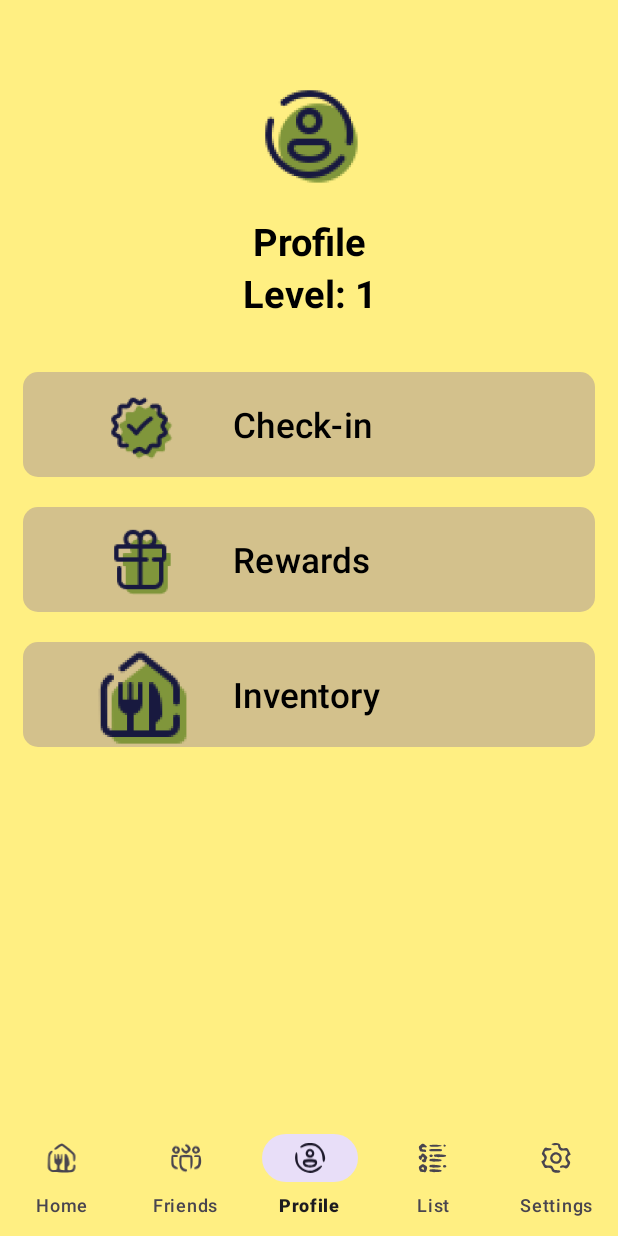
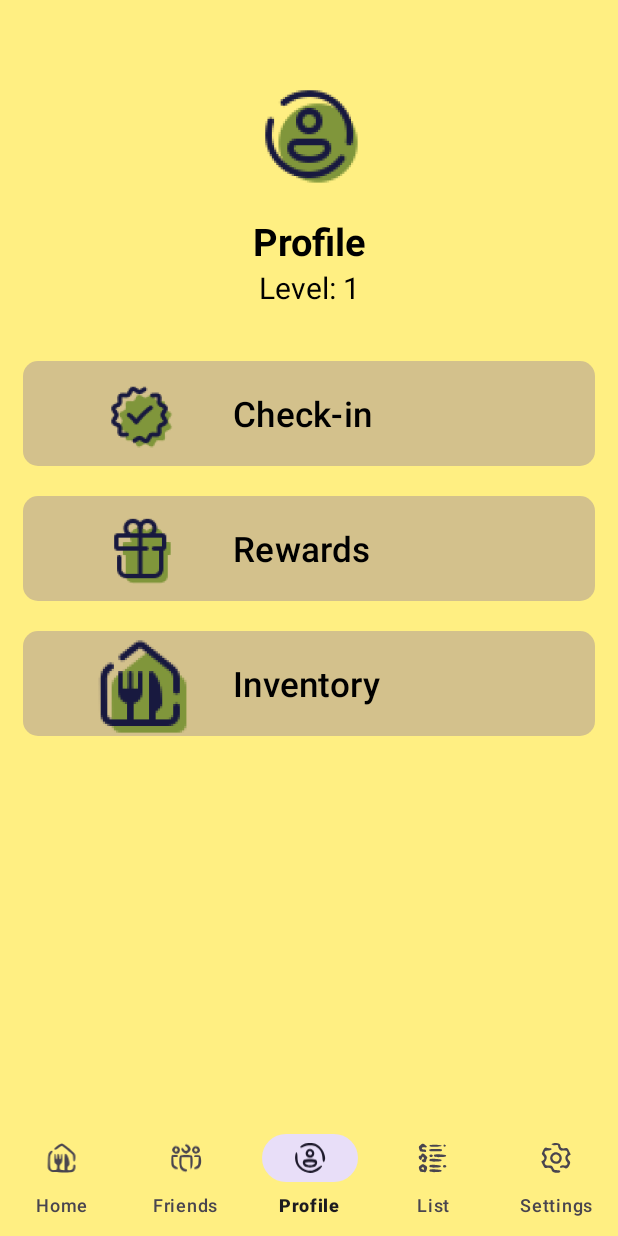
Before and after one commit to ngtri1809/gachaurant, an Android app: the screen it shows after launch once a user with an empty profile is signed in (MainPageActivity), item 3 of the bottom bar chosen, on a phone screen of 412 x 824 dp. Run offline under Robolectric (Android 15) with nearby library versions, the phone set to English and light mode, and no system bars; our stand-ins replace Firebase (no records; nobody signed in at launch, a user with empty details on screens opened directly).

Commit message:
format fix

```diff
--- a/app/src/main/res/layout/fragment_profile.xml
+++ b/app/src/main/res/layout/fragment_profile.xml
@@ -48,8 +48,7 @@
             tools:text="Level 1"
             android:textAlignment="center"
             android:textColor="@color/black"
-            android:textSize="25sp"
-            android:textStyle="bold" />
+            android:textSize="20sp" />
 
         <Button
             android:id="@+id/checkin"
```
